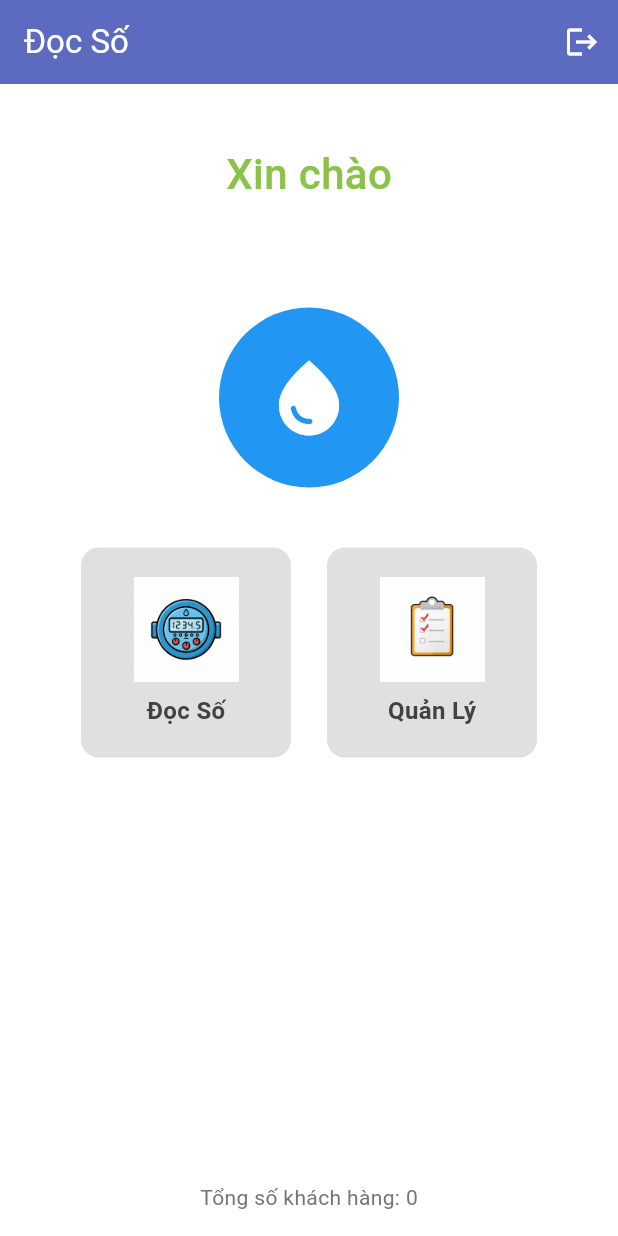
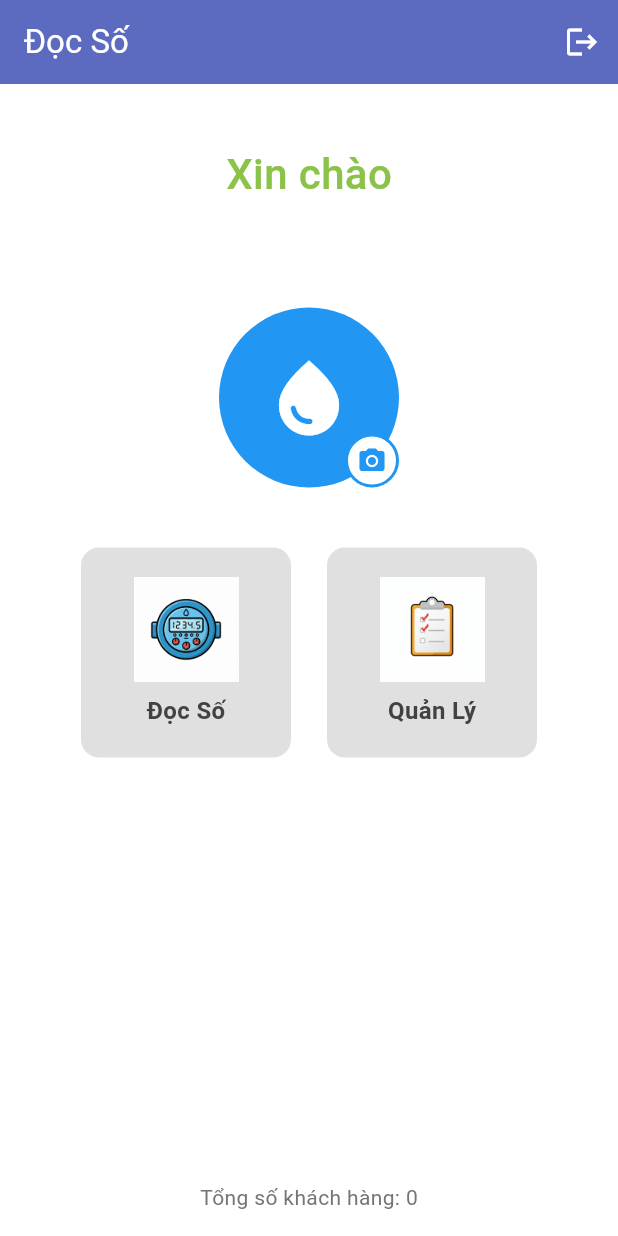
Before and after one commit to TanOfficial/DONGHONUOC, a Flutter app: the DashboardScreen screen opened directly with empty values, on a phone screen of 412 x 824 dp. Run offline on Flutter 3.47's test engine with Material 3 defaults, Android fonts, the phone set to English and light mode, and no system bars; our stand-ins replace camera, csv, file_picker, image_picker, permission_handler, share_plus and 3 more; missing offline and left inert: google_mlkit_text_recognition; accounts and stored records are empty.

Commit message:
Add camera icon indicator and fix CSM input width in GhiNuocScreen

```diff
--- a/DONGHONUOC/lib/main.dart
+++ b/DONGHONUOC/lib/main.dart
@@ -320,7 +320,11 @@ class _DashboardScreenState extends State<DashboardScreen> {
                       fontWeight: FontWeight.bold,
                       color: Color(0xFF8BC34A))),
               const SizedBox(height: 24),
-              // Avatar
+              // Avatar with camera icon
+              GestureDetector(
+                onTap: _pickAvatarPhoto,
+                child: Stack(
+                  children: [
                     Container(
                       width: 120,
                       height: 120,
@@ -330,7 +334,37 @@ class _DashboardScreenState extends State<DashboardScreen> {
                         shape: BoxShape.circle,
                       ),
                       child:
-                    const Icon(Icons.water_drop, size: 60, color: Colors.white),
+                          _avatarPath != null && File(_avatarPath!).existsSync()
+                              ? ClipOval(
+                                  child: Image.file(
+                                    File(_avatarPath!),
+                                    fit: BoxFit.cover,
+                                  ),
+                                )
+                              : const Icon(Icons.water_drop,
+                                  size: 60, color: Colors.white),
+                    ),
+                    Positioned(
+                      bottom: 0,
+                      right: 0,
+                      child: Container(
+                        width: 36,
+                        height: 36,
+                        decoration: BoxDecoration(
+                          color: Colors.white,
+                          shape: BoxShape.circle,
+                          border: Border.all(
+                              color: const Color(0xFF2196F3), width: 2),
+                        ),
+                        child: const Icon(
+                          Icons.camera_alt,
+                          size: 20,
+                          color: Color(0xFF2196F3),
+                        ),
+                      ),
+                    ),
+                  ],
+                ),
               ),
               const SizedBox(height: 40),
               // Menu Buttons
@@ -1531,7 +1565,8 @@ class _GhiNuocScreenState extends State<GhiNuocScreen> {
                             ],
                           ),
                           const SizedBox(width: 20),
-                          Expanded(
+                          SizedBox(
+                            width: 200,
                             child: Column(
                               children: [
                                 Row(
@@ -1558,7 +1593,9 @@ class _GhiNuocScreenState extends State<GhiNuocScreen> {
                                           });
                                         }
                                       },
-                                      child: Container(
+                                      child: Stack(
+                                        children: [
+                                          Container(
                                             width: 48,
                                             height: 48,
                                             decoration: BoxDecoration(
@@ -1567,7 +1604,27 @@ class _GhiNuocScreenState extends State<GhiNuocScreen> {
                                                   BorderRadius.circular(8),
                                             ),
                                             child: const Icon(Icons.camera_alt,
-                                            color: Colors.black54),
+                                                color: Colors.black54,
+                                                size: 28),
+                                          ),
+                                          Positioned(
+                                            top: 0,
+                                            right: 0,
+                                            child: Container(
+                                              width: 20,
+                                              height: 20,
+                                              decoration: BoxDecoration(
+                                                color: const Color(0xFF2196F3),
+                                                shape: BoxShape.circle,
+                                              ),
+                                              child: const Icon(
+                                                Icons.add_a_photo,
+                                                size: 12,
+                                                color: Colors.white,
+                                              ),
+                                            ),
+                                          ),
+                                        ],
                                       ),
                                     ),
                                   ],
```
Lines whose indentation alone changed are shown as unchanged.
